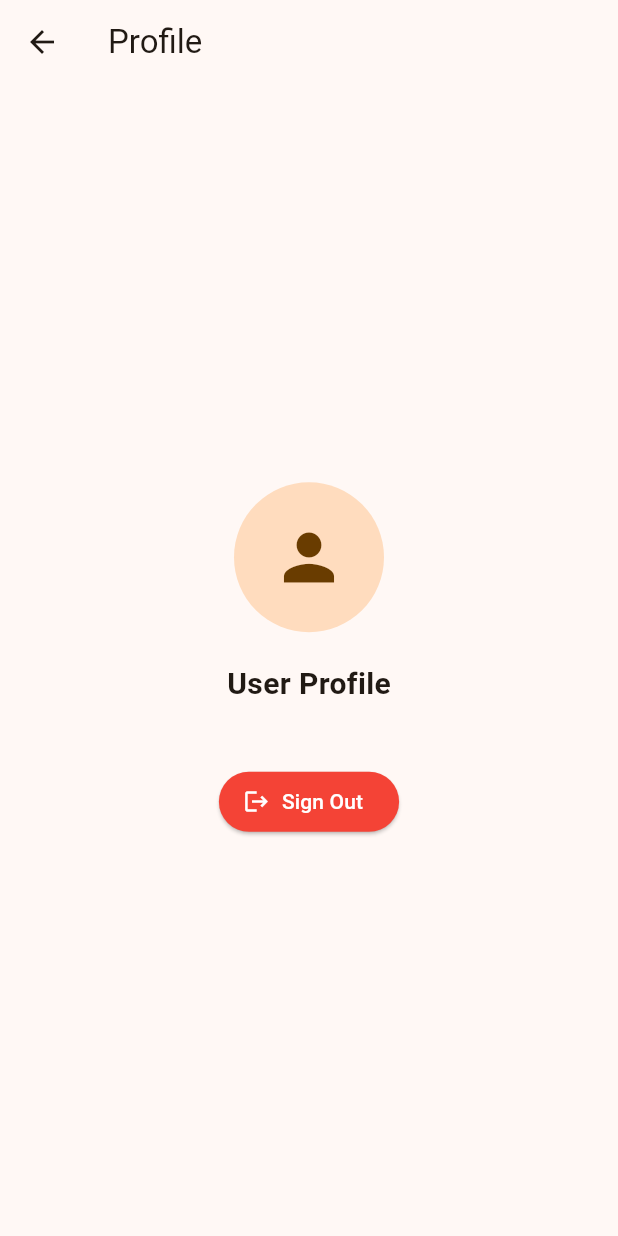
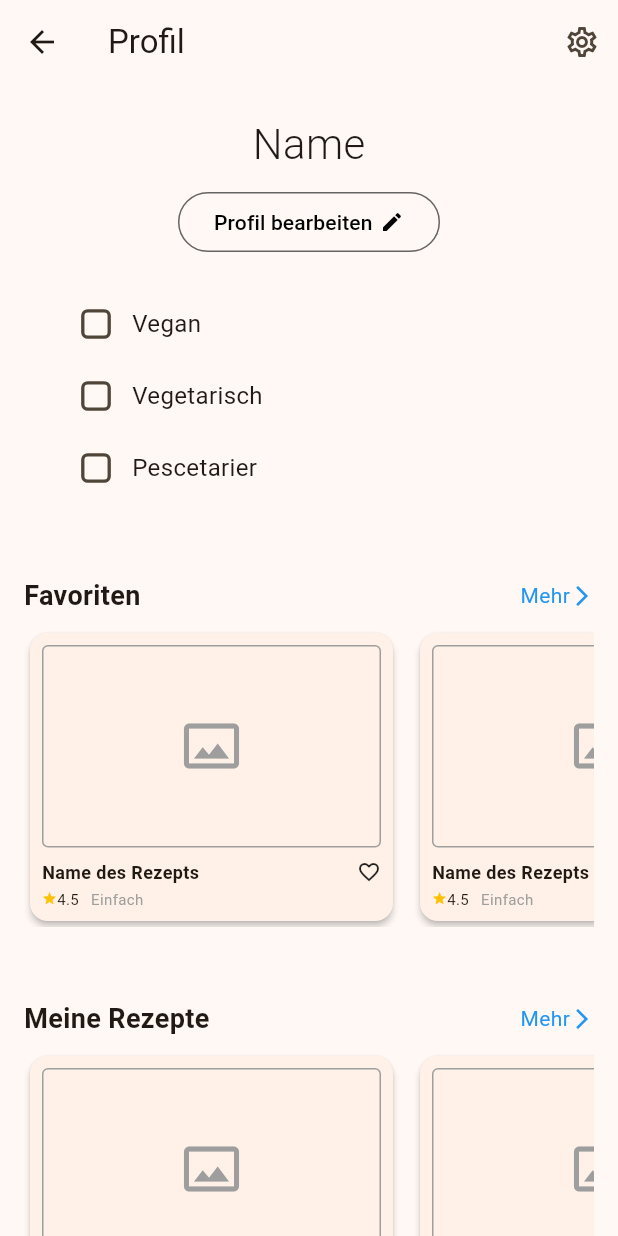
Before and after one commit to ilias314/Flutter-XPlatform-app, a Flutter app: the ProfileScreen screen opened directly, on a phone screen of 412 x 824 dp. Run offline on Flutter 3.47's test engine with Material 3 defaults, Android fonts, the phone set to English and light mode, and no system bars; our stand-ins replace flutter_riverpod, go_router, supabase_flutter; accounts and stored records are empty.

Commit message:
profilScreen Forntend optisch gestaltet

```diff
--- a/recipes/lib/pages/profile_screen.dart
+++ b/recipes/lib/pages/profile_screen.dart
@@ -1,49 +1,151 @@
 import 'package:flutter/material.dart';
 import 'package:flutter_riverpod/flutter_riverpod.dart';
 import '/data/auth_repository.dart'; // Import your Auth Repository
+import 'package:recipes/widgets/recipe_section.dart';
 
-class ProfileScreen extends ConsumerWidget {
+class ProfileScreen extends ConsumerStatefulWidget {
   const ProfileScreen({super.key});
+  @override
+  ConsumerState<ProfileScreen> createState() => _ProfileScreenState();
+}
+
+class _ProfileScreenState extends ConsumerState<ProfileScreen> {
+  // Dummy-Status für die Checkboxen (nur für die UI-Demo)
+  bool _isVegan = false;
+  bool _isVegetarian = false;
+  bool _isPescetarian = false;
 
   @override
-  Widget build(BuildContext context, WidgetRef ref) {
+  Widget build(BuildContext context) {
     return Scaffold(
-      appBar: AppBar(title: const Text("Profile")),
-      body: Center(
+      appBar: AppBar(
+        title: const Text("Profil"),
+
+        actions: [
+          // Das Zahnrad-Icon oben rechts (laut Skizze)
+          IconButton(
+            icon: const Icon(Icons.settings_outlined),
+            onPressed: () {
+              // Hier Logik für Navigation zu Einstellungen / Profil löschen
+              ScaffoldMessenger.of(context).showSnackBar(
+                const SnackBar(content: Text("Zu den Einstellungen...")),
+              );
+            },
+          )
+        ],
+      ),
+      body: SingleChildScrollView(
         child: Column(
-          mainAxisAlignment: MainAxisAlignment.center,
           children: [
-            const CircleAvatar(
-              radius: 50,
-              child: Icon(Icons.person, size: 50),
+            const SizedBox(height: 20),
+
+            // ------------------------------------------
+            // TEIL 1: NAME & PROFIL BEARBEITEN
+            // ------------------------------------------
+            const Text(
+              "Name", // Hier später dynamischen User-Namen einfügen
+              style: TextStyle(fontSize: 28, fontWeight: FontWeight.w300),
             ),
+            const SizedBox(height: 8),
+
+            // Der "Profil bearbeiten" Button (Pill Shape)
+            OutlinedButton(
+              onPressed: () {
+                 // Logik zum Bearbeiten
+              },
+              style: OutlinedButton.styleFrom(
+                shape: const StadiumBorder(), // Macht den Button rund wie auf der Skizze
+                side: const BorderSide(color: Color.fromARGB(255, 102, 99, 99)),
+              ),
+              child: const Row(
+                mainAxisSize: MainAxisSize.min,
+                children: [
+                  Text("Profil bearbeiten", style: TextStyle(color: Colors.black)),
+                  SizedBox(width: 5),
+                  Icon(Icons.edit, size: 16, color: Colors.black),
+                ],
+              ),
+            ),
+
             const SizedBox(height: 20),
-            const Text(
-              "User Profile",
-              style: TextStyle(fontSize: 20, fontWeight: FontWeight.bold),
+
+            // ------------------------------------------
+            // TEIL 2: ERNÄHRUNGS-CHECKBOXEN
+            // ------------------------------------------
+            // Wir nutzen Padding, damit es nicht am Rand klebt
+            Padding(
+              padding: const EdgeInsets.symmetric(horizontal: 40.0),
+              child: Column(
+                children: [
+                  _buildCheckboxRow("Vegan", _isVegan, (v) => setState(() => _isVegan = v!)),
+                  _buildCheckboxRow("Vegetarisch", _isVegetarian, (v) => setState(() => _isVegetarian = v!)),
+                  _buildCheckboxRow("Pescetarier", _isPescetarian, (v) => setState(() => _isPescetarian = v!)),
+                ],
               ),
+            ),
+
             const SizedBox(height: 40),
 
-            // --- THE LOGOUT BUTTON ---
-            ElevatedButton.icon(
+            // ------------------------------------------
+            // TEIL 3: REZEPTE (Wiederverwendung von Startseite)
+            // ------------------------------------------
+
+          // 1. Favoriten Sektion
+
+            const RecipeSection(title: "Favoriten"),
+
+            const SizedBox(height: 40),
+
+            // 2. Meine Rezepte Sektion
+            const RecipeSection(title: "Meine Rezepte"),
+
+
+            const SizedBox(height: 40),
+
+            // ------------------------------------------
+            // TEIL 4: LOGOUT BUTTON (Dein existierender Code)
+            // ------------------------------------------
+            Padding(
+              padding: const EdgeInsets.all(20.0),
+              child: ElevatedButton.icon(
                 style: ElevatedButton.styleFrom(
-                backgroundColor: Colors.red, // Red for "Danger/Exit"
+                  backgroundColor: Colors.red,
                   foregroundColor: Colors.white,
+                  minimumSize: const Size(double.infinity, 50), // Breiter Button
                 ),
                 icon: const Icon(Icons.logout),
                 label: const Text("Sign Out"),
                 onPressed: () async {
-                // 1. Call the logic
                   await ref.read(authRepositoryProvider).signOut();
-
-                // 2. Do NOTHING else.
-                // The router.dart is listening to Supabase.
-                // It will see "User = null" and instantly force the app to '/login'.
                 },
               ),
+            ),
+
+            const SizedBox(height: 20),
           ],
         ),
       ),
     );
   }
+
+  // Kleines Hilfs-Widget um die Checkbox-Reihen wie auf der Skizze zu bauen
+  Widget _buildCheckboxRow(String label, bool value, ValueChanged<bool?> onChanged) {
+    return Row(
+      children: [
+        Transform.scale(
+          scale: 1.1, // Checkboxen etwas größer machen
+          child: Checkbox(
+            value: value,
+            onChanged: onChanged,
+            shape: RoundedRectangleBorder(borderRadius: BorderRadius.circular(4)),
+            activeColor: const Color.fromARGB(255, 9, 20, 172),
+          ),
+        ),
+        Text(
+          label,
+          style: const TextStyle(fontSize: 16),
+        ),
+      ],
+    );
   }
+}
```
Lines whose indentation alone changed are shown as unchanged.
